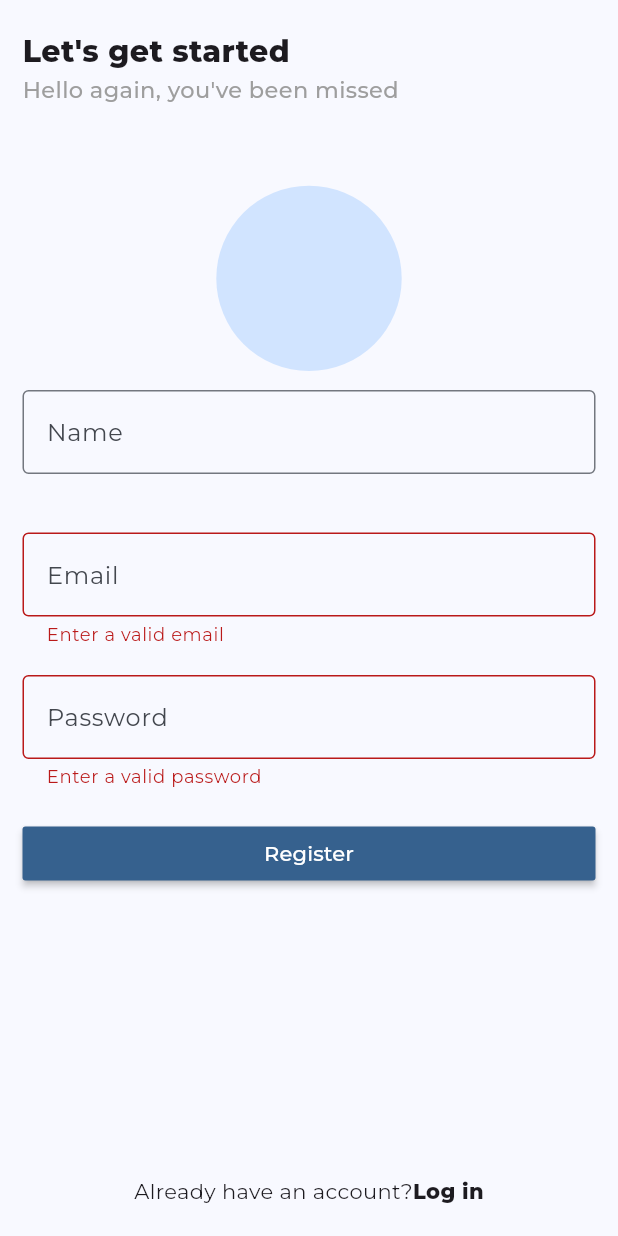
After one commit to EasySouls/flutter_hw, a Flutter app: the RegisterPage screen opened by its route, after a tap on "Register", on a phone screen of 412 x 824 dp. The commit adds this screen. Run offline on Flutter 3.47's test engine with Material 3 defaults, Android fonts, the phone set to English and light mode, and no system bars; our stand-ins replace cloud_firestore, delightful_toast, firebase_auth, firebase_core, firebase_storage, get_it and 2 more; accounts and stored records are empty.

Commit message:
Add image_picker and path dependencies, register file_selector_linux and file_selector_windows plugins, implement signUp method in AuthService, add RegisterPage to NavigationService, register MediaService, StorageService, and FirestoreService in firebase.dart, and update CustomFormField to accept nullable validationRegex.

```diff
--- a/lib/components/custom_form_field.dart
+++ b/lib/components/custom_form_field.dart
@@ -3,7 +3,7 @@ import 'package:flutter/material.dart';
 class CustomFormField extends StatelessWidget {
   final String label;
   final double height;
-  final RegExp validationRegex;
+  final RegExp? validationRegex;
   final bool obscureText;
   final void Function(String?) onSaved;
 
@@ -11,8 +11,8 @@ class CustomFormField extends StatelessWidget {
     super.key,
     required this.label,
     required this.height,
-    required this.validationRegex,
     required this.onSaved,
+    this.validationRegex,
     this.obscureText = false,
   });
 
@@ -24,7 +24,10 @@ class CustomFormField extends StatelessWidget {
         onSaved: onSaved,
         obscureText: obscureText,
         validator: (value) {
-          if (value != null && validationRegex.hasMatch(value)) {
+          if (validationRegex == null) {
+            return null;
+          }
+          if (value != null && validationRegex!.hasMatch(value)) {
             return null;
           }
           return "Enter a valid ${label.toLowerCase()}";
--- /dev/null
+++ b/lib/models/profile.dart
@@ -0,0 +1,24 @@
+class Profile {
+  String? uid;
+  String? name;
+  String? email;
+  String? profilePicUrl;
+
+  Profile({this.uid, this.name, this.email, this.profilePicUrl});
+
+  Profile.fromJson(Map<String, dynamic> json) {
+    uid = json['uid'];
+    name = json['name'];
+    email = json['email'];
+    profilePicUrl = json['profilePicUrl'];
+  }
+
+  Map<String, dynamic> toJson() {
+    final Map<String, dynamic> data = <String, dynamic>{};
+    data['uid'] = uid;
+    data['name'] = name;
+    data['email'] = email;
+    data['profilePicUrl'] = profilePicUrl;
+    return data;
+  }
+}
--- /dev/null
+++ b/lib/pages/register_page.dart
@@ -0,0 +1,256 @@
+import 'dart:io';
+
+import 'package:flutter/foundation.dart';
+import 'package:flutter/material.dart';
+import 'package:flutter_hw/components/custom_form_field.dart';
+import 'package:flutter_hw/consts.dart';
+import 'package:flutter_hw/models/profile.dart';
+import 'package:flutter_hw/services/auth_service.dart';
+import 'package:flutter_hw/services/firestore_service.dart';
+import 'package:flutter_hw/services/media_service.dart';
+import 'package:flutter_hw/services/navigation_service.dart';
+import 'package:flutter_hw/services/storage_service.dart';
+import 'package:flutter_hw/services/toast_service.dart';
+import 'package:get_it/get_it.dart';
+
+class RegisterPage extends StatefulWidget {
+  const RegisterPage({super.key});
+
+  @override
+  State<RegisterPage> createState() => _RegisterPageState();
+}
+
+class _RegisterPageState extends State<RegisterPage> {
+  final GetIt _getIt = GetIt.instance;
+  final GlobalKey<FormState> _registerFormKey = GlobalKey();
+
+  late AuthService _authService;
+  late NavigationService _navigationService;
+  late MediaService _mediaService;
+  late ToastService _toastService;
+  late StorageService _storageService;
+  late FirestoreService _firestoreService;
+
+  String? name, email, password;
+  File? selectedImage;
+  bool isLoading = false;
+
+  @override
+  void initState() {
+    super.initState();
+    _authService = _getIt.get<AuthService>();
+    _navigationService = _getIt.get<NavigationService>();
+    _mediaService = _getIt.get<MediaService>();
+    _toastService = _getIt.get<ToastService>();
+    _storageService = _getIt.get<StorageService>();
+    _firestoreService = _getIt.get<FirestoreService>();
+  }
+
+  @override
+  Widget build(BuildContext context) {
+    return Scaffold(
+      resizeToAvoidBottomInset: false,
+      body: _buildUI(),
+    );
+  }
+
+  Widget _buildUI() {
+    return SafeArea(
+        child: Padding(
+      padding: const EdgeInsets.symmetric(
+        horizontal: 15.0,
+        vertical: 20.0,
+      ),
+      child: Column(
+        children: [
+          _headerText(),
+          if (isLoading) ...{
+            const Center(
+              child: CircularProgressIndicator(),
+            )
+          } else ...{
+            _registerForm(),
+          },
+          _loginText(),
+        ],
+      ),
+    ));
+  }
+
+  Widget _headerText() {
+    return SizedBox(
+      width: MediaQuery.sizeOf(context).width,
+      child: const Column(
+        mainAxisSize: MainAxisSize.max,
+        mainAxisAlignment: MainAxisAlignment.start,
+        crossAxisAlignment: CrossAxisAlignment.start,
+        children: [
+          Text(
+            "Let's get started",
+            style: TextStyle(fontSize: 20, fontWeight: FontWeight.w800),
+          ),
+          Text(
+            "Hello again, you've been missed",
+            style: TextStyle(
+                fontSize: 15, fontWeight: FontWeight.w500, color: Colors.grey),
+          )
+        ],
+      ),
+    );
+  }
+
+  Widget _registerForm() {
+    return Container(
+      height: MediaQuery.sizeOf(context).height * 0.6,
+      margin: EdgeInsets.symmetric(
+          vertical: MediaQuery.sizeOf(context).height * 0.05),
+      child: Form(
+        key: _registerFormKey,
+        child: Column(
+          mainAxisSize: MainAxisSize.max,
+          mainAxisAlignment: MainAxisAlignment.spaceEvenly,
+          crossAxisAlignment: CrossAxisAlignment.center,
+          children: [
+            _profilePicSelection(),
+            CustomFormField(
+              label: 'Name',
+              onSaved: (value) {
+                setState(() {
+                  email = name;
+                });
+              },
+              height: MediaQuery.sizeOf(context).height * 0.1,
+            ),
+            CustomFormField(
+              label: 'Email',
+              onSaved: (value) {
+                setState(() {
+                  email = value;
+                });
+              },
+              height: MediaQuery.sizeOf(context).height * 0.1,
+              validationRegex: emailValidationRegex,
+            ),
+            CustomFormField(
+              label: 'Password',
+              onSaved: (value) {
+                setState(() {
+                  password = value;
+                });
+              },
+              height: MediaQuery.sizeOf(context).height * 0.1,
+              validationRegex: passwordValidationRegex,
+              obscureText: true,
+            ),
+            _registerButton()
+          ],
+        ),
+      ),
+    );
+  }
+
+  Widget _profilePicSelection() {
+    return GestureDetector(
+      onTap: () async {
+        File? file = await _mediaService.getImageFromGallery();
+        if (file != null) {
+          setState(() {
+            selectedImage = file;
+          });
+        }
+      },
+      child: CircleAvatar(
+          radius: MediaQuery.of(context).size.width * 0.15,
+          backgroundImage: selectedImage != null
+              ? FileImage(selectedImage!)
+              : null // : NetworkImage() as ImageProvider,
+          ),
+    );
+  }
+
+  Widget _registerButton() {
+    return SizedBox(
+      width: MediaQuery.sizeOf(context).width,
+      child: MaterialButton(
+        onPressed: () async {
+          setState(() {
+            isLoading = true;
+          });
+          try {
+            if (_registerFormKey.currentState?.validate() ?? false) {
+              _registerFormKey.currentState?.save();
+              bool result = await _authService.signUp(email!, password!);
+              if (result) {
+                String? profilePicUrl = await _storageService.uploadProfilePic(
+                  file: selectedImage!,
+                  uid: _authService.user!.uid,
+                );
+                if (profilePicUrl != null) {
+                  await _firestoreService.createUserProfile(
+                    userProfile: Profile(
+                      uid: _authService.user!.uid,
+                      name: name!,
+                      email: email!,
+                      profilePicUrl: profilePicUrl,
+                    ),
+                  );
+                  _toastService.showToast(
+                    text: 'Registration successful!',
+                    icon: Icons.check,
+                  );
+                } else {
+                  throw Exception('Failed to upload profile picture');
+                }
+                // _navigationService.goBack();
+                _navigationService.pushReplacementNamed("/");
+              } else {
+                throw Exception('Unable to register user');
+              }
+            }
+          } catch (e) {
+            if (kDebugMode) {
+              print(e);
+            }
+            _toastService.showToast(
+              text: 'Failed to register. Please try again.',
+              icon: Icons.error,
+            );
+          } finally {
+            setState(() {
+              isLoading = false;
+            });
+          }
+        },
+        color: Theme.of(context).colorScheme.primary,
+        child: const Text(
+          "Register",
+          style: TextStyle(
+            color: Colors.white,
+          ),
+        ),
+      ),
+    );
+  }
+
+  Widget _loginText() {
+    return Expanded(
+      child: Row(
+        mainAxisSize: MainAxisSize.max,
+        mainAxisAlignment: MainAxisAlignment.center,
+        crossAxisAlignment: CrossAxisAlignment.end,
+        children: [
+          const Text("Already have an account?"),
+          GestureDetector(
+            onTap: () {
+              _navigationService.goBack();
+            },
+            child: const Text(
+              "Log in",
+              style: TextStyle(fontWeight: FontWeight.w800),
+            ),
+          )
+        ],
+      ),
+    );
+  }
+}
--- /dev/null
+++ b/lib/services/firestore_service.dart
@@ -0,0 +1,21 @@
+import 'package:cloud_firestore/cloud_firestore.dart';
+import 'package:flutter_hw/models/profile.dart';
+
+class FirestoreService {
+  final FirebaseFirestore _firestore = FirebaseFirestore.instance;
+
+  CollectionReference? _usersCollection;
+
+  FirestoreService();
+
+  void _setupCollectionReferences() {
+    _usersCollection = _firestore.collection("users").withConverter<Profile>(
+          fromFirestore: (snapshots, _) => Profile.fromJson(snapshots.data()!),
+          toFirestore: (userProfile, _) => userProfile.toJson(),
+        );
+  }
+
+  Future<void> createUserProfile({required Profile userProfile}) async {
+    await _usersCollection?.doc(userProfile.uid).set(userProfile);
+  }
+}
--- /dev/null
+++ b/lib/services/media_service.dart
@@ -0,0 +1,19 @@
+import 'dart:io';
+
+import 'package:image_picker/image_picker.dart';
+
+class MediaService {
+  final ImagePicker _imagePicker = ImagePicker();
+
+  MediaService();
+
+  Future<File?> getImageFromGallery() async {
+    // TODO - Implement on dektop
+    final XFile? file =
+        await _imagePicker.pickImage(source: ImageSource.gallery);
+    if (file != null) {
+      return File(file.path);
+    }
+    return null;
+  }
+}
--- a/lib/services/navigation_service.dart
+++ b/lib/services/navigation_service.dart
@@ -1,6 +1,7 @@
 import 'package:flutter/material.dart';
 import 'package:flutter_hw/pages/home_page.dart';
 import 'package:flutter_hw/pages/login_page.dart';
+import 'package:flutter_hw/pages/register_page.dart';
 
 class NavigationService {
   late GlobalKey<NavigatorState> _navigatorKey;
@@ -8,6 +9,7 @@ class NavigationService {
   final Map<String, Widget Function(BuildContext)> _routes = {
     "/": (context) => const HomePage(),
     "/login": (context) => const LoginPage(),
+    "/register": (context) => const RegisterPage(),
   };
 
   GlobalKey<NavigatorState>? get navigatorKey {
--- a/pubspec.yaml
+++ b/pubspec.yaml
@@ -21,6 +21,8 @@ dependencies:
   firebase_analytics: ^10.10.1
   google_fonts: ^6.2.1
   delightful_toast: ^1.1.0
+  image_picker: ^1.0.8
+  path: ^1.9.0
 
 dev_dependencies:
   flutter_test:
```
Also changed, not shown: lib/firebase.dart (+12 -0 lines), lib/pages/login_page.dart (+11 -5 lines), lib/services/auth_service.dart (+16 -0 lines), lib/services/storage_service.dart (added, +25 -0 lines), pubspec.lock, 5 other files.
